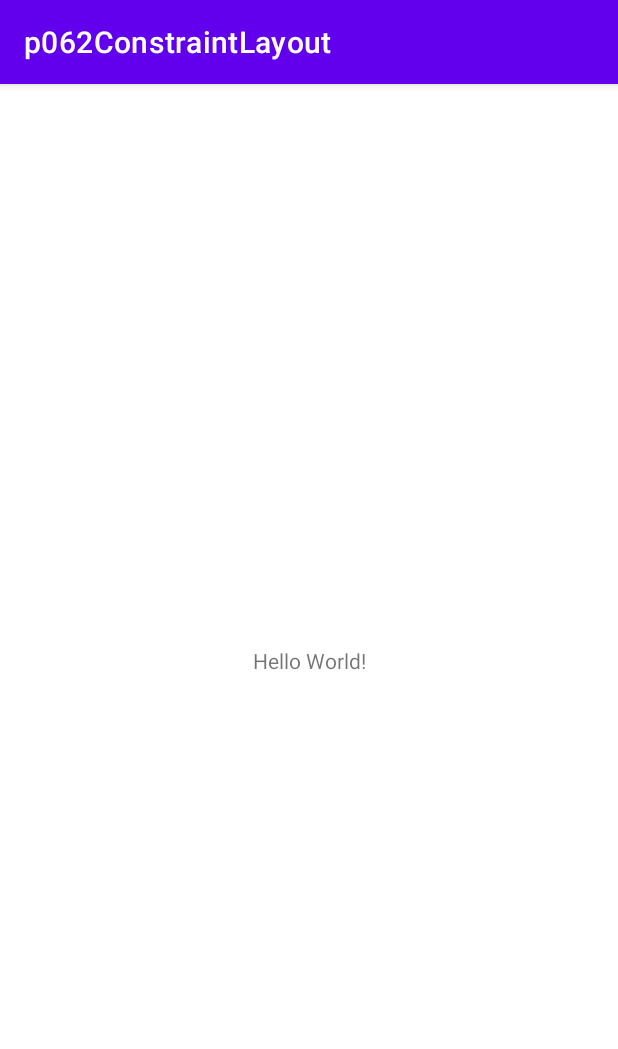
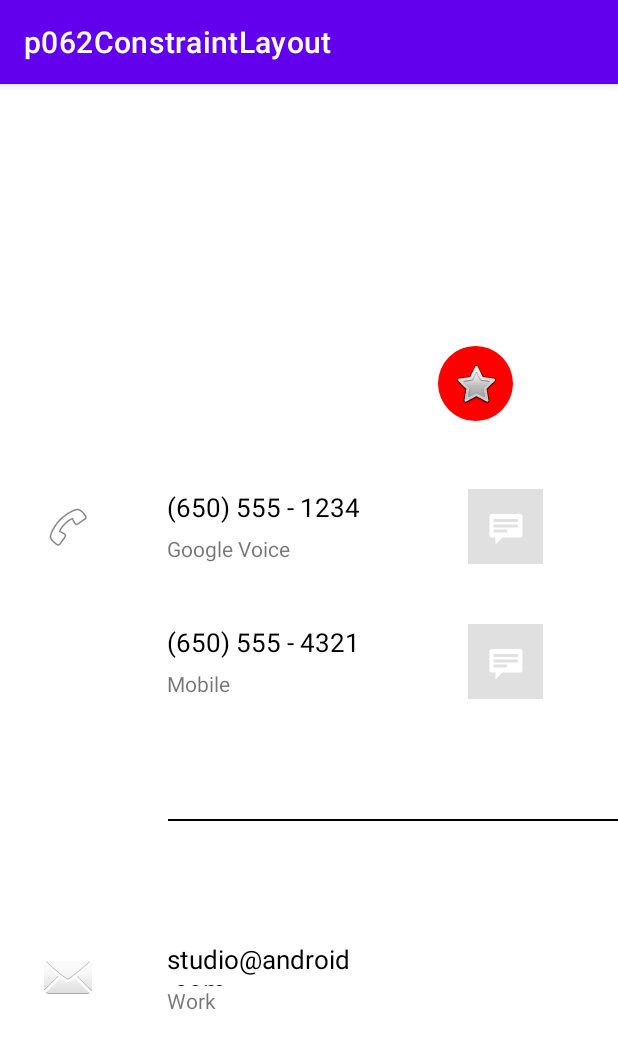
Before and after one commit to RostislavTriare/Triare, an Android app: the screen it shows after launch (MainActivity), on a phone screen of 412 x 824 dp. Shown: the top 1049 px of the screen. Run offline under Robolectric (Android 15) with nearby library versions, the phone set to English and light mode, and no system bars.

Commit message:
p062Home

```diff
--- /dev/null
+++ b/app/p062constraintlayout/src/main/res/drawable/roundcorner.xml
@@ -0,0 +1,5 @@
+<?xml version="1.0" encoding="utf-8"?>
+<shape xmlns:android="http://schemas.android.com/apk/res/android">
+    <solid android:color = "#ff0000"/>
+    <corners android:radius = "100dp"/>
+</shape>
--- a/app/p062constraintlayout/src/main/res/layout/activity_main.xml
+++ b/app/p062constraintlayout/src/main/res/layout/activity_main.xml
@@ -6,13 +6,150 @@
     android:layout_height="match_parent"
     tools:context=".MainActivity">
 
+
     <TextView
-        android:layout_width="wrap_content"
-        android:layout_height="wrap_content"
-        android:text="Hello World!"
-        app:layout_constraintBottom_toBottomOf="parent"
-        app:layout_constraintLeft_toLeftOf="parent"
-        app:layout_constraintRight_toRightOf="parent"
-        app:layout_constraintTop_toTopOf="parent" />
+        android:id="@+id/textView6"
+        android:layout_width="160dp"
+        android:layout_height="20dp"
+        android:text="Work"
+        app:layout_constraintEnd_toStartOf="@+id/imageButton4"
+        app:layout_constraintStart_toEndOf="@+id/imageButton2"
+        app:layout_constraintTop_toBottomOf="@+id/textView7" />
 
+    <TextView
+        android:id="@+id/textView7"
+        android:layout_marginTop="80dp"
+        android:layout_width="160dp"
+        android:layout_height="30dp"
+        android:text="studio@android.com"
+        android:textColor="@color/black"
+        android:textSize="17dp"
+        app:layout_constraintEnd_toStartOf="@+id/imageButton4"
+        app:layout_constraintStart_toEndOf="@+id/imageButton2"
+        app:layout_constraintTop_toBottomOf="@+id/view" />
+
+    <TextView
+        android:id="@+id/textView5"
+        android:layout_width="160dp"
+        android:layout_height="20dp"
+        android:text="Mobile"
+        app:layout_constraintEnd_toStartOf="@+id/imageButton4"
+        app:layout_constraintStart_toEndOf="@+id/imageButton2"
+        app:layout_constraintTop_toBottomOf="@+id/textView4" />
+
+    <TextView
+        android:id="@+id/textView4"
+        android:layout_marginTop="40dp"
+        android:layout_width="160dp"
+        android:layout_height="30dp"
+        android:text="(650) 555 - 4321"
+        android:textColor="@color/black"
+        android:textSize="17dp"
+        app:layout_constraintEnd_toStartOf="@+id/imageButton4"
+        app:layout_constraintStart_toEndOf="@+id/imageButton2"
+        app:layout_constraintTop_toBottomOf="@+id/textView3" />
+
+    <ImageView
+        android:id="@+id/imageView"
+        android:layout_width="0dp"
+        android:layout_height="200dp"
+
+
+        android:background="#e9e9e9"
+        app:layout_constraintStart_toStartOf="parent"
+        app:layout_constraintTop_toTopOf="parent"
+        tools:src="@drawable/android" />
+
+    <ImageButton
+        android:id="@+id/imageButton"
+        android:layout_width="50dp"
+        android:layout_height="50dp"
+        android:layout_marginTop="-25dp"
+        android:layout_marginEnd="70dp"
+        android:background="@drawable/roundcorner"
+        android:radius="4dp"
+
+        app:layout_constraintEnd_toEndOf="parent"
+        app:layout_constraintTop_toBottomOf="@+id/imageView"
+        app:srcCompat="@android:drawable/btn_star"
+
+        tools:ignore="SpeakableTextPresentCheck" />
+
+    <ImageButton
+        android:id="@+id/imageButton2"
+        android:layout_width="50dp"
+        android:layout_height="50dp"
+        android:layout_marginStart="20dp"
+        android:layout_marginTop="70dp"
+        android:background="@color/white"
+        app:layout_constraintStart_toStartOf="parent"
+        app:layout_constraintTop_toBottomOf="@+id/imageView"
+        app:srcCompat="@android:drawable/ic_menu_call"
+        tools:ignore="SpeakableTextPresentCheck" />
+
+    <ImageButton
+        android:id="@+id/imageButton3"
+        android:layout_width="50dp"
+        android:layout_height="50dp"
+        android:layout_marginStart="20dp"
+        android:layout_marginTop="250dp"
+        android:background="@color/white"
+        app:layout_constraintStart_toStartOf="parent"
+        app:layout_constraintTop_toBottomOf="@+id/imageButton2"
+        app:srcCompat="@android:drawable/ic_dialog_email"
+        tools:ignore="SpeakableTextPresentCheck" />
+
+    <TextView
+        android:id="@+id/textView3"
+        android:layout_width="160dp"
+        android:layout_height="20dp"
+        android:text="Google Voice"
+        app:layout_constraintEnd_toStartOf="@+id/imageButton4"
+        app:layout_constraintStart_toEndOf="@+id/imageButton2"
+        app:layout_constraintTop_toBottomOf="@+id/textView2" />
+
+    <TextView
+        android:id="@+id/textView2"
+        android:layout_width="160dp"
+        android:layout_height="30dp"
+        android:text="(650) 555 - 1234"
+        android:textSize="17dp"
+        android:textColor="@color/black"
+        app:layout_constraintEnd_toStartOf="@+id/imageButton4"
+        app:layout_constraintStart_toEndOf="@+id/imageButton2"
+        app:layout_constraintTop_toBottomOf="@+id/imageView"
+        android:layout_marginTop="70dp"/>
+
+    <ImageButton
+        android:id="@+id/imageButton4"
+        android:layout_width="50dp"
+        android:layout_height="50dp"
+        android:layout_marginTop="45dp"
+        android:layout_marginEnd="50dp"
+        android:background="#E0E0E0"
+        app:layout_constraintEnd_toEndOf="parent"
+        app:layout_constraintTop_toBottomOf="@+id/imageButton"
+        app:srcCompat="@android:drawable/stat_notify_chat"
+        tools:ignore="SpeakableTextPresentCheck" />
+
+    <ImageButton
+        android:id="@+id/imageButton5"
+        android:layout_width="50dp"
+        android:layout_height="50dp"
+        android:layout_marginTop="40dp"
+        android:layout_marginEnd="50dp"
+        android:background="#E0E0E0"
+        app:layout_constraintEnd_toEndOf="parent"
+        app:layout_constraintTop_toBottomOf="@+id/imageButton4"
+        app:srcCompat="@android:drawable/stat_notify_chat"
+        tools:ignore="SpeakableTextPresentCheck" />
+
+    <View
+        android:id="@+id/view"
+        android:layout_width="300dp"
+        android:layout_height="1dp"
+        android:layout_marginTop="80dp"
+        android:background="@color/black"
+        app:layout_constraintEnd_toEndOf="parent"
+        app:layout_constraintTop_toBottomOf="@+id/textView5" />
 </androidx.constraintlayout.widget.ConstraintLayout>
--- /dev/null
+++ b/app/p062constraintlayout/src/main/res/layout/activity_main2.xml
@@ -0,0 +1,6 @@
+<?xml version="1.0" encoding="utf-8"?>
+<androidx.constraintlayout.widget.ConstraintLayout xmlns:android="http://schemas.android.com/apk/res/android"
+    android:layout_width="match_parent"
+    android:layout_height="match_parent">
+
+</androidx.constraintlayout.widget.ConstraintLayout>
```
Also changed, not shown: app/p062constraintlayout/src/main/res/drawable/android.png (added), app/p062constraintlayout/src/main/res/drawable/girl.jpg (added), app/p062constraintlayout/src/main/res/drawable/post.jpg (added).
